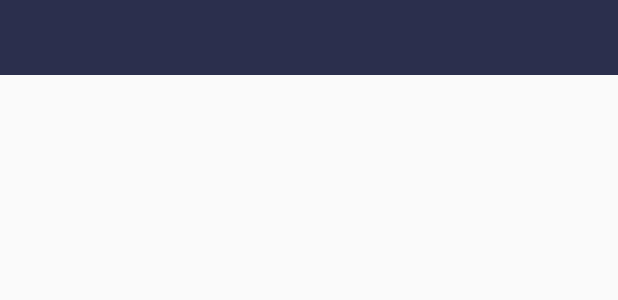
After one commit to zhengyux/Android_JjIot, an Android app: the layout device_management_spn_item.xml on its own in the app's theme, with its tools: preview values and no code run, on a phone screen of 412 x 824 dp. The commit adds this screen. Shown: the top 300 px of the screen. Run offline under Robolectric (Android 15) with nearby library versions, the phone set to English and light mode, and no system bars.

Commit message:
区域增加

```diff
--- /dev/null
+++ b/app/src/main/res/layout/device_management_spn_item.xml
@@ -0,0 +1,19 @@
+<?xml version="1.0" encoding="utf-8"?>
+<LinearLayout xmlns:android="http://schemas.android.com/apk/res/android"
+    android:layout_width="match_parent"
+    android:layout_height="50dp"
+    android:background="#2b2f4d"
+    android:gravity="center_vertical"
+    android:paddingLeft="10dp"
+    android:orientation="vertical">
+
+    <TextView
+        android:gravity="center"
+        android:id="@+id/device_management_spn_text"
+        android:textColor="@color/white"
+        android:textSize="15dp"
+        android:background="#2b2f4d"
+        android:layout_width="wrap_content"
+        android:layout_height="match_parent" />
+
+</LinearLayout>
```
Also changed, not shown: app/src/main/java/com/iot/zyx/android_jjiot/device_managementactivity/AreaGetBean.java (added, +97 -0 lines), app/src/main/java/com/iot/zyx/android_jjiot/device_managementactivity/AreaSpnAdapter.java (added, +77 -0 lines), app/src/main/java/com/iot/zyx/android_jjiot/device_managementactivity/DeviceManagementActivity.java (+63 -10 lines), app/src/main/res/layout/activity_device_management.xml (+6 -3 lines).
